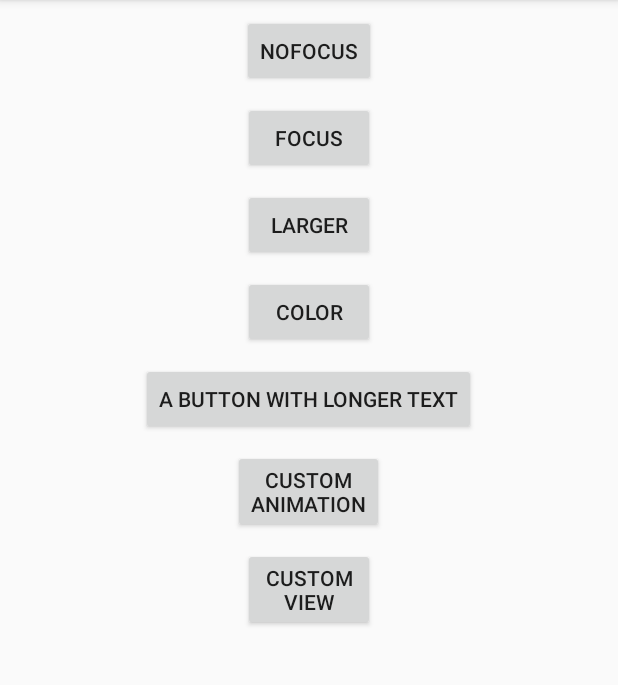
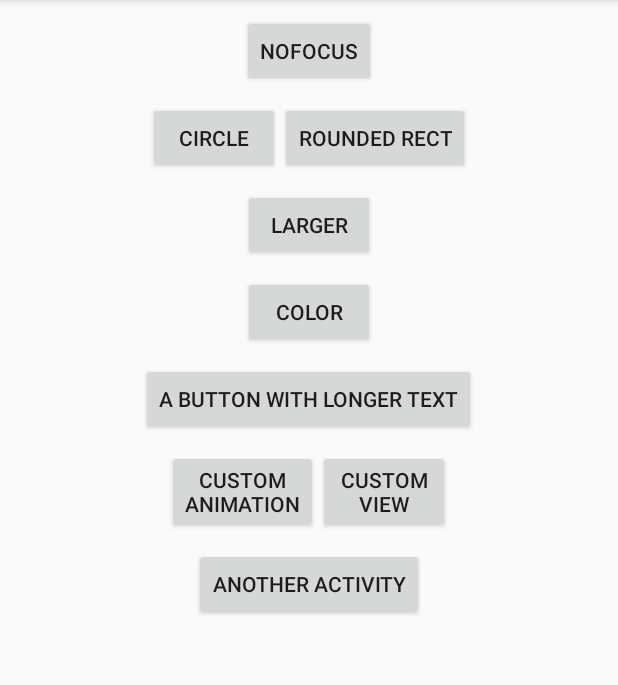
Before and after one commit to faruktoptas/FancyShowCaseView, an Android app: the screen it shows after launch (MainActivity), after a tap on "NOFOCUS", on a phone screen of 412 x 824 dp, the part 84-769 px from its top. Run offline under Robolectric (Android 15) with nearby library versions, the phone set to English and light mode, and no system bars; our stand-ins replace ButterKnife.

Commit message:
Fix #15 - Focusing wrong position on Android 4.x devices Fix #4 - Supporting rounded rectangle focus enhancement v0.0.4

```diff
--- a/app/build.gradle
+++ b/app/build.gradle
@@ -9,7 +9,7 @@ android {
         minSdkVersion 10
         targetSdkVersion 25
         versionCode 1
-        versionName "0.0.3"
+        versionName "0.0.4"
         testInstrumentationRunner "android.support.test.runner.AndroidJUnitRunner"
     }
 
--- a/app/src/main/AndroidManifest.xml
+++ b/app/src/main/AndroidManifest.xml
@@ -15,6 +15,8 @@
                 <category android:name="android.intent.category.LAUNCHER" />
             </intent-filter>
         </activity>
+
+        <activity android:theme="@style/NoActionBar" android:name=".SecondActivity"/>
     </application>
 
 </manifest>
--- a/app/src/main/res/layout/activity_main.xml
+++ b/app/src/main/res/layout/activity_main.xml
@@ -1,6 +1,11 @@
 <?xml version="1.0" encoding="utf-8"?>
-<LinearLayout xmlns:android="http://schemas.android.com/apk/res/android"
+
+<ScrollView xmlns:android="http://schemas.android.com/apk/res/android"
     xmlns:tools="http://schemas.android.com/tools"
+    android:layout_width="match_parent"
+    android:layout_height="match_parent">
+
+    <LinearLayout
         android:id="@+id/activity_main"
         android:layout_width="match_parent"
         android:layout_height="match_parent"
@@ -16,12 +21,27 @@
             android:layout_marginTop="@dimen/default_margin"
             android:text="NoFocus" />
 
+        <LinearLayout
+            android:layout_width="wrap_content"
+            android:layout_height="wrap_content"
+            android:layout_gravity="center_horizontal"
+            android:orientation="horizontal">
+
             <Button
                 android:id="@+id/btn_focus"
                 android:layout_width="wrap_content"
                 android:layout_height="wrap_content"
                 android:layout_marginTop="@dimen/default_margin"
-        android:text="Focus" />
+                android:text="Circle" />
+
+            <Button
+                android:id="@+id/btn_rounded_rect"
+                android:layout_width="wrap_content"
+                android:layout_height="wrap_content"
+                android:layout_marginTop="@dimen/default_margin"
+                android:text="Rounded Rect" />
+
+        </LinearLayout>
 
         <Button
             android:id="@+id/btn_focus2"
@@ -44,6 +64,12 @@
             android:layout_marginTop="@dimen/default_margin"
             android:text="A button with longer text" />
 
+        <LinearLayout
+            android:layout_width="wrap_content"
+            android:layout_height="wrap_content"
+            android:layout_gravity="center_horizontal"
+            android:orientation="horizontal">
+
             <Button
                 android:id="@+id/btn_anim"
                 android:layout_width="wrap_content"
@@ -59,3 +85,13 @@
                 android:text="Custom\nView" />
 
         </LinearLayout>
+
+        <Button
+            android:id="@+id/btn_another_activity"
+            android:layout_width="wrap_content"
+            android:layout_height="wrap_content"
+            android:layout_marginTop="@dimen/default_margin"
+            android:text="Another Activity" />
+
+    </LinearLayout>
+</ScrollView>
--- a/app/src/main/res/values/styles.xml
+++ b/app/src/main/res/values/styles.xml
@@ -2,6 +2,13 @@
 
     <!-- Base application theme. -->
     <style name="AppTheme" parent="Theme.AppCompat.Light.DarkActionBar">
+        <!-- Customize your theme here. -->
+        <item name="colorPrimary">@color/colorPrimary</item>
+        <item name="colorPrimaryDark">@color/colorPrimaryDark</item>
+        <item name="colorAccent">@color/colorAccent</item>
+    </style>
+
+    <style name="NoActionBar" parent="Theme.AppCompat.Light.NoActionBar">
         <!-- Customize your theme here. -->
         <item name="colorPrimary">@color/colorPrimary</item>
         <item name="colorPrimaryDark">@color/colorPrimaryDark</item>
--- a/library/build.gradle
+++ b/library/build.gradle
@@ -11,7 +11,7 @@ android {
         minSdkVersion 10
         targetSdkVersion 25
         versionCode 1
-        versionName "0.0.3"
+        versionName "0.0.4"
 
         testInstrumentationRunner "android.support.test.runner.AndroidJUnitRunner"
 
--- /dev/null
+++ b/library/src/main/java/me/toptas/fancyshowcase/Calculator.java
@@ -0,0 +1,166 @@
+package me.toptas.fancyshowcase;
+
+import android.app.Activity;
+import android.os.Build;
+import android.util.DisplayMetrics;
+import android.view.View;
+
+/**
+ * Created by ftoptas on 23/03/17.
+ * Geometric calculations for position, size and radius
+ */
+
+class Calculator {
+
+    private final int mBitmapWidth, mBitmapHeight;
+    private FocusShape mFocusShape;
+    private int mFocusWidth, mFocusHeight, mCircleCenterX, mCircleCenterY, mViewRadius;
+    private boolean mHasFocus;
+
+
+    Calculator(Activity activity, FocusShape focusShape, View view, double radiusFactor,
+               boolean fitSystemWindows) {
+
+        DisplayMetrics displayMetrics = new DisplayMetrics();
+        activity.getWindowManager().getDefaultDisplay().getMetrics(displayMetrics);
+        int deviceWidth = displayMetrics.widthPixels;
+        int deviceHeight = displayMetrics.heightPixels;
+        mBitmapWidth = deviceWidth;
+        mBitmapHeight = deviceHeight - (fitSystemWindows ? 0 : Utils.getStatusBarHeight(activity));
+        if (view != null) {
+            int adjustHeight = (fitSystemWindows && Build.VERSION.SDK_INT >= Build.VERSION_CODES.LOLLIPOP
+                    ? 0 : Utils.getStatusBarHeight(activity));
+            int[] viewPoint = new int[2];
+            view.getLocationInWindow(viewPoint);
+            mFocusWidth = view.getWidth();
+            mFocusHeight = view.getHeight();
+            mFocusShape = focusShape;
+            mCircleCenterX = viewPoint[0] + mFocusWidth / 2;
+            mCircleCenterY = viewPoint[1] + mFocusHeight / 2 - adjustHeight;
+            mViewRadius = (int) ((int) (Math.hypot(view.getWidth(), view.getHeight()) / 2) * radiusFactor);
+            mHasFocus = true;
+        } else {
+            mHasFocus = false;
+        }
+    }
+
+    /**
+     * @return Shape of focus
+     */
+    FocusShape getFocusShape() {
+        return mFocusShape;
+    }
+
+    /**
+     * @return Focus width
+     */
+    int getFocusWidth() {
+        return mFocusWidth;
+    }
+
+    /**
+     * @return Focus height
+     */
+    int getFocusHeight() {
+        return mFocusHeight;
+    }
+
+    /**
+     * @return X coordinate of focus circle
+     */
+    int getCircleCenterX() {
+        return mCircleCenterX;
+    }
+
+    /**
+     * @return Y coordinate of focus circle
+     */
+    int getCircleCenterY() {
+        return mCircleCenterY;
+    }
+
+    /**
+     * @return Radius of focus circle
+     */
+    int getViewRadius() {
+        return mViewRadius;
+    }
+
+    /**
+     * @return True if there is a view to focus
+     */
+    boolean hasFocus() {
+        return mHasFocus;
+    }
+
+    /**
+     * @return Width of background bitmap
+     */
+    int getBitmapWidth() {
+        return mBitmapWidth;
+    }
+
+    /**
+     * @return Height of background bitmap
+     */
+    int getBitmapHeight() {
+        return mBitmapHeight;
+    }
+
+    /**
+     * @param animCounter    Counter for circle animation
+     * @param animMoveFactor Move factor for circle animation (Bigger value makes bigger animation)
+     * @return Radius of animating circle
+     */
+    float circleRadius(int animCounter, double animMoveFactor) {
+        return (float) (mViewRadius + animCounter * animMoveFactor);
+    }
+
+    /**
+     * @return Width for focus round rect
+     */
+    float roundRectWidth() {
+        return mFocusWidth - mFocusHeight;
+    }
+
+    /**
+     * @return Left position of focus round rect
+     */
+    float roundRectLeft() {
+        return mCircleCenterX - roundRectWidth() / 2;
+    }
+
+    /**
+     * @param animCounter    Counter for round rect animation
+     * @param animMoveFactor Move factor for round rect animation (Bigger value makes bigger animation)
+     * @return Top position of focus round rect
+     */
+    float roundRectTop(int animCounter, double animMoveFactor) {
+        return (float) (mCircleCenterY - mFocusHeight / 2 - animCounter * animMoveFactor);
+    }
+
+    /**
+     * @return Right position of round rect
+     */
+    float roundRectRight() {
+        return mCircleCenterX + roundRectWidth() / 2;
+    }
+
+    /**
+     * @param animCounter    Counter for round rect animation
+     * @param animMoveFactor Move factor for round rect animation (Bigger value makes bigger animation)
+     * @return Bottom position of round rect
+     */
+    float roundRectBottom(int animCounter, double animMoveFactor) {
+        return (float) (mCircleCenterY + mFocusHeight / 2 + animCounter * animMoveFactor);
+    }
+
+    /**
+     * @param animCounter    Counter for round rect animation
+     * @param animMoveFactor Move factor for round rect animation (Bigger value makes bigger animation)
+     * @return Radius of focus round rect
+     */
+    float roundRectLeftCircleRadius(int animCounter, double animMoveFactor) {
+        return (float) (mFocusHeight / 2 + animCounter * animMoveFactor);
+    }
+}
--- a/library/src/main/java/me/toptas/fancyshowcase/FancyImageView.java
+++ b/library/src/main/java/me/toptas/fancyshowcase/FancyImageView.java
@@ -23,7 +23,7 @@ class FancyImageView extends ImageView {
     private Bitmap mBitmap;
     private Paint mBackgroundPaint, mErasePaint;
     private int mBackgroundColor = Color.TRANSPARENT;
-    private int mRadius, mLeft, mTop;
+    private Calculator mCalculator;
     private int mAnimCounter = 0;
     private int mStep = 1;
     private double mAnimMoveFactor = 1;
@@ -71,22 +71,19 @@ class FancyImageView extends ImageView {
 
     /**
      * Setting parameters for background an animation
+     *
      * @param backgroundColor background color
-     * @param left focus animation left
-     * @param top focus animation top
-     * @param radius focus animation radius
-     * @param animMoveFactor focus animation move factor
+     * @param calculator      calculator object for calculations
      */
-    public void setParameters(int backgroundColor, int left, int top, int radius, int animMoveFactor) {
+    public void setParameters(int backgroundColor, Calculator calculator) {
         mBackgroundColor = backgroundColor;
-        mLeft = left;
-        mTop = top;
-        mRadius = radius;
-        mAnimMoveFactor = animMoveFactor;
+        mAnimMoveFactor = 1;
+        mCalculator = calculator;
     }
 
     /**
      * Draws background and moving focus area
+     *
      * @param canvas draw canvas
      */
     @Override
@@ -98,10 +95,13 @@ class FancyImageView extends ImageView {
 
         }
         canvas.drawBitmap(mBitmap, 0, 0, mBackgroundPaint);
-        if (mRadius > 0) {
+        if (mCalculator.hasFocus()) {
             mAnimCounter = mAnimCounter + mStep;
-            canvas.drawCircle(mLeft, mTop, (float) (mRadius + mAnimCounter * mAnimMoveFactor), mErasePaint);
-
+            if (mCalculator.getFocusShape().equals(FocusShape.CIRCLE)) {
+                drawCircle(canvas);
+            } else {
+                drawRoundedRectangle(canvas);
+            }
             if (mAnimCounter == ANIM_COUNTER_MAX) {
                 mStep = -1;
             } else if (mAnimCounter == 0) {
@@ -109,6 +109,33 @@ class FancyImageView extends ImageView {
             }
             postInvalidate();
         }
+    }
 
+    /**
+     * Draws focus circle
+     *
+     * @param canvas canvas to draw
+     */
+    private void drawCircle(Canvas canvas) {
+        canvas.drawCircle(mCalculator.getCircleCenterX(), mCalculator.getCircleCenterY(),
+                mCalculator.circleRadius(mAnimCounter, mAnimMoveFactor), mErasePaint);
+    }
+
+    /**
+     * Draws focus rounded rectangle
+     *
+     * @param canvas canvas to draw
+     */
+    private void drawRoundedRectangle(Canvas canvas) {
+        float width = mCalculator.roundRectWidth();
+        float left = mCalculator.roundRectLeft();
+        float top = mCalculator.roundRectTop(mAnimCounter, mAnimMoveFactor);
+        float right = mCalculator.roundRectRight();
+        float bottom = mCalculator.roundRectBottom(mAnimCounter, mAnimMoveFactor);
+        canvas.drawRect(left, top, right, bottom, mErasePaint);
+        canvas.drawCircle(left, mCalculator.getCircleCenterY(),
+                mCalculator.roundRectLeftCircleRadius(mAnimCounter, mAnimMoveFactor), mErasePaint);
+        canvas.drawCircle(left + width, mCalculator.getCircleCenterY(),
+                mCalculator.roundRectLeftCircleRadius(mAnimCounter, mAnimMoveFactor), mErasePaint);
     }
 }
--- a/library/src/main/java/me/toptas/fancyshowcase/FancyShowCaseView.java
+++ b/library/src/main/java/me/toptas/fancyshowcase/FancyShowCaseView.java
@@ -52,14 +52,15 @@ public class FancyShowCaseView {
     private Animation mEnterAnimation, mExitAnimation;
     private boolean mCloseOnTouch;
     private boolean mFitSystemWindows;
+    private FocusShape mFocusShape;
 
 
     private int mAnimationDuration = 400;
     private int mCenterX, mCenterY, mRadius;
-    private int mDeviceWidth, mDeviceHeight;
     private FrameLayout mContainer;
     private ViewGroup mRoot;
     private SharedPreferences mSharedPreferences;
+    private Calculator mCalculator;
 
     /**
      * Constructor for FancyShowCaseView
@@ -78,12 +79,14 @@ public class FancyShowCaseView {
      * @param exitAnimation           exit animation for FancyShowCaseView
      * @param closeOnTouch            closes on touch if enabled
      * @param fitSystemWindows        should be the same value of root view's fitSystemWindows value
+     * @param focusShape              shape of focus, can be circle or rounded rectangle
      */
     private FancyShowCaseView(Activity activity, View view, String id, String title,
                               int titleGravity, int titleStyle, double focusCircleRadiusFactor,
                               int backgroundColor, int customViewRes,
                               OnViewInflateListener viewInflateListener, Animation enterAnimation,
-                              Animation exitAnimation, boolean closeOnTouch, boolean fitSystemWindows) {
+                              Animation exitAnimation, boolean closeOnTouch, boolean fitSystemWindows,
+                              FocusShape focusShape) {
         mId = id;
         mActivity = activity;
         mView = view;
@@ -98,6 +101,7 @@ public class FancyShowCaseView {
         mExitAnimation = exitAnimation;
         mCloseOnTouch = closeOnTouch;
         mFitSystemWindows = fitSystemWindows;
+        mFocusShape = focusShape;
 
         initializeParameters();
     }
@@ -113,10 +117,10 @@ public class FancyShowCaseView {
 
         DisplayMetrics displayMetrics = new DisplayMetrics();
         mActivity.getWindowManager().getDefaultDisplay().getMetrics(displayMetrics);
-        mDeviceWidth = displayMetrics.widthPixels;
-        mDeviceHeight = displayMetrics.heightPixels;
-        mCenterX = mDeviceWidth / 2;
-        mCenterY = mDeviceHeight / 2;
+        int deviceWidth = displayMetrics.widthPixels;
+        int deviceHeight = displayMetrics.heightPixels;
+        mCenterX = deviceWidth / 2;
+        mCenterY = deviceHeight / 2;
         mSharedPreferences = mActivity.getSharedPreferences(PREF_NAME, Context.MODE_PRIVATE);
     }
 
@@ -128,12 +132,11 @@ public class FancyShowCaseView {
             return;
         }
 
-        final int bitmapHeight = mDeviceHeight - (mFitSystemWindows ? 0 : Utils.getStatusBarHeight(mActivity));
-        Bitmap bitmap = Bitmap.createBitmap(mDeviceWidth, bitmapHeight, Bitmap.Config.ARGB_8888);
+        mCalculator = new Calculator(mActivity, mFocusShape, mView, mFocusCircleRadiusFactor,
+                mFitSystemWindows);
+        Bitmap bitmap = Bitmap.createBitmap(mCalculator.getBitmapWidth(), mCalculator.getBitmapHeight(),
+                Bitmap.Config.ARGB_8888);
         bitmap.eraseColor(mBackgroundColor);
-
-        int[] focusPoint = Utils.calculateFocusPointValues(mView,
-                mFocusCircleRadiusFactor, mFitSystemWindows);
 
         ViewGroup androidContent = (ViewGroup) mActivity.findViewById(android.R.id.content);
         mRoot = (ViewGroup) androidContent.getParent().getParent();
@@ -156,13 +159,13 @@ public class FancyShowCaseView {
 
 
             FancyImageView imageView = new FancyImageView(mActivity);
-            if (focusPoint != null) {
+            if (mCalculator.hasFocus()) {
                 //Utils.drawFocusCircle(bitmap, focusPoint, focusPoint[2]);
-                mCenterX = focusPoint[0];
-                mCenterY = focusPoint[1];
-                mRadius = focusPoint[2];
+                mCenterX = mCalculator.getCircleCenterX();
+                mCenterY = mCalculator.getCircleCenterY();
+                mRadius = mCalculator.getViewRadius();
             }
-            imageView.setParameters(mBackgroundColor, mCenterX, mCenterY, mRadius, 1);
+            imageView.setParameters(mBackgroundColor, mCalculator);
             imageView.setLayoutParams(new FrameLayout.LayoutParams(ViewGroup.LayoutParams.MATCH_PARENT,
                     ViewGroup.LayoutParams.MATCH_PARENT));
 
@@ -174,7 +177,6 @@ public class FancyShowCaseView {
             } else {
                 inflateCustomView(mCustomViewRes, mViewInflateListener);
             }
-
 
             startEnterAnimation();
             writeShown();
@@ -376,6 +378,7 @@ public class FancyShowCaseView {
         private Animation mEnterAnimation, mExitAnimation;
         private boolean mCloseOnTouch = true;
         private boolean mFitSystemWindows;
+        private FocusShape mFocusShape = FocusShape.CIRCLE;
 
         /**
          * Constructor for Builder class
@@ -492,6 +495,11 @@ public class FancyShowCaseView {
             return this;
         }
 
+        public Builder focusShape(FocusShape focusShape) {
+            mFocusShape = focusShape;
+            return this;
+        }
+
         /**
          * builds the builder
          *
@@ -500,7 +508,7 @@ public class FancyShowCaseView {
         public FancyShowCaseView build() {
             return new FancyShowCaseView(mActivity, mView, mId, mTitle, mTitleGravity, mTitleStyle,
                     mFocusCircleRadiusFactor, mBackgroundColor, mCustomViewRes, mViewInflateListener,
-                    mEnterAnimation, mExitAnimation, mCloseOnTouch, mFitSystemWindows);
+                    mEnterAnimation, mExitAnimation, mCloseOnTouch, mFitSystemWindows, mFocusShape);
         }
     }
 }
--- /dev/null
+++ b/library/src/main/java/me/toptas/fancyshowcase/FocusShape.java
@@ -0,0 +1,10 @@
+package me.toptas.fancyshowcase;
+
+/**
+ * Created by ftoptas on 22/03/17.
+ */
+
+public enum FocusShape {
+    CIRCLE,
+    ROUNDED_RECTANGLE
+}
--- a/library/src/main/java/me/toptas/fancyshowcase/Utils.java
+++ b/library/src/main/java/me/toptas/fancyshowcase/Utils.java
@@ -32,15 +32,14 @@ class Utils {
      * @param circleRadiusFactor radius factor of circle
      * @return x, y, radius values for the circle
      */
-    static int[] calculateFocusPointValues(View view, double circleRadiusFactor, boolean fitSystemWindows) {
+    static int[] calculateFocusPointValues(View view, double circleRadiusFactor, int adjustHeight) {
         int[] point = new int[3];
         if (view != null) {
             int[] viewPoint = new int[2];
             view.getLocationInWindow(viewPoint);
 
             point[0] = viewPoint[0] + view.getWidth() / 2;
-            point[1] = viewPoint[1] + view.getHeight() / 2 -
-                    (fitSystemWindows ? 0 : getStatusBarHeight(view.getContext()));
+            point[1] = viewPoint[1] + view.getHeight() / 2 - adjustHeight;
             int radius = (int) ((int) (Math.hypot(view.getWidth(), view.getHeight()) / 2) * circleRadiusFactor);
             point[2] = radius;
             return point;
```
Also changed, not shown: app/src/main/java/me/toptas/fancyshowcasesample/MainActivity.java (+28 -7 lines), app/src/main/java/me/toptas/fancyshowcasesample/SecondActivity.java (added, +63 -0 lines), app/src/main/res/layout/activity_second.xml (added, +57 -0 lines). Lines whose indentation alone changed are shown as unchanged.
